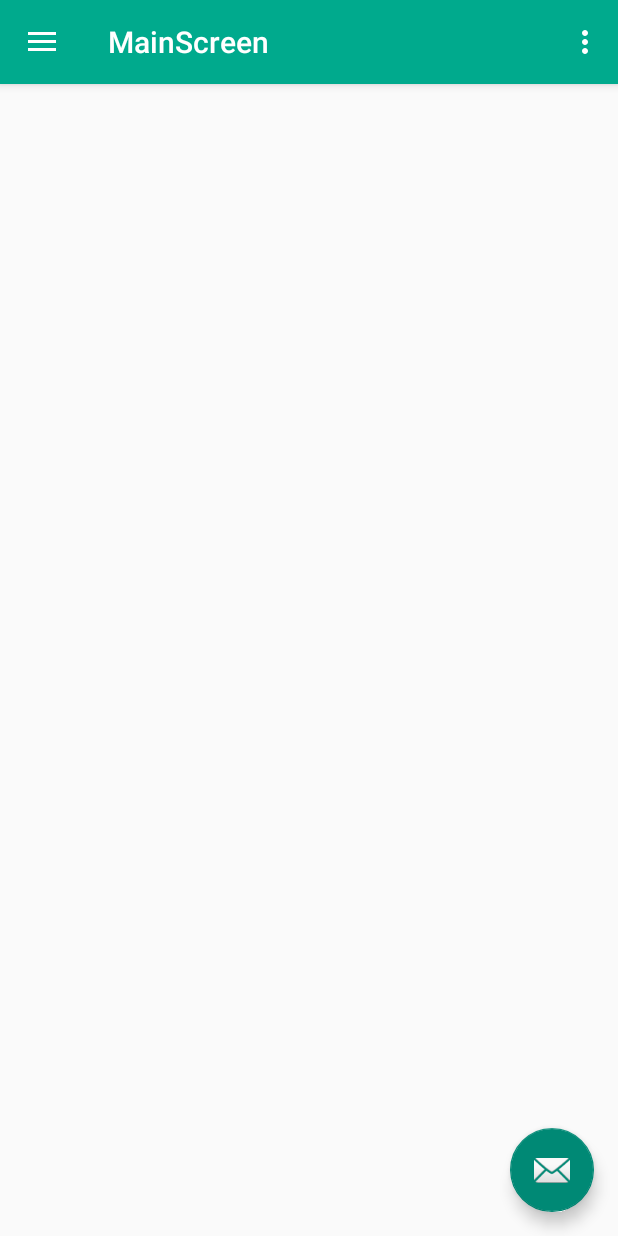
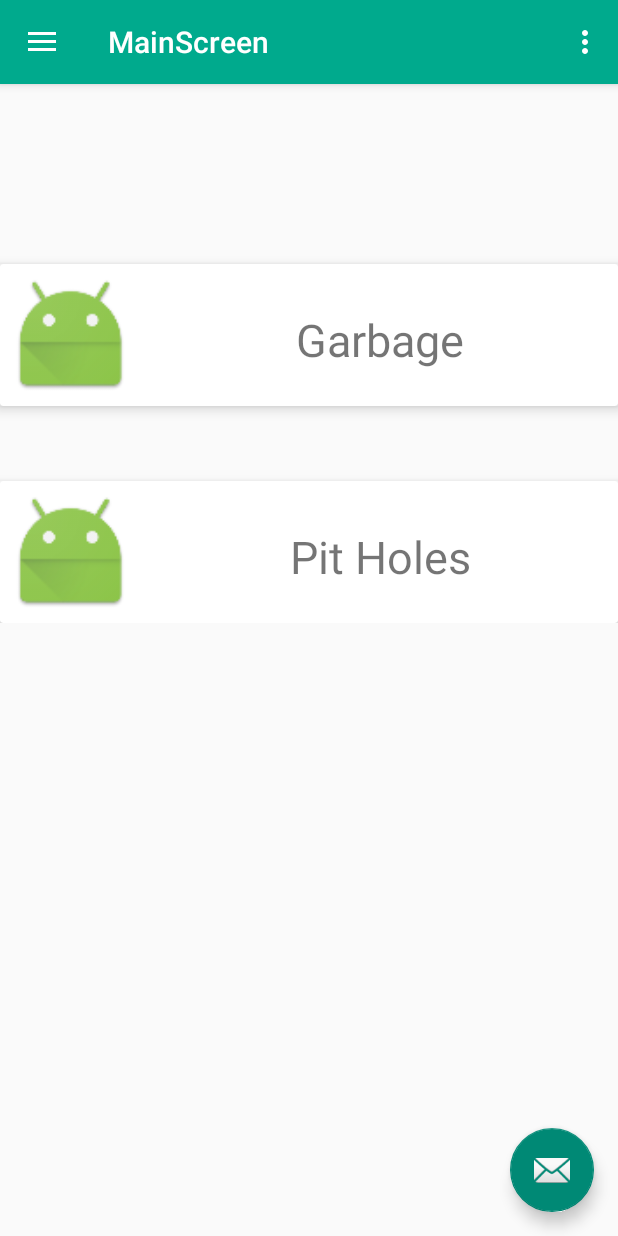
Before and after one commit to anchitgupt/swatch-bharat-solution, an Android app: the screen it shows after launch once a user with an empty profile is signed in (MainScreen), on a phone screen of 412 x 824 dp. Run offline under Robolectric (Android 15) with nearby library versions, the phone set to English and light mode, and no system bars; our stand-ins replace Firebase (no records; nobody signed in at launch, a user with empty details on screens opened directly); libraries missing offline, so code that uses them is left out: dmax.dialog; network calls fail.

Commit message:
Main Screen Issues are added for the following

```diff
--- a/app/build.gradle
+++ b/app/build.gradle
@@ -24,8 +24,6 @@ dependencies {
     androidTestCompile('com.android.support.test.espresso:espresso-core:2.2.2', {
         exclude group: 'com.android.support', module: 'support-annotations'
     })
-
-    compile 'com.android.support.constraint:constraint-layout:1.0.2'
     compile 'com.android.support:appcompat-v7:26.0.0-alpha1'
     compile 'com.android.support:design:26.0.0-alpha1'
     compile 'com.google.firebase:firebase-auth:10.0.1'
@@ -34,6 +32,7 @@ dependencies {
     compile 'com.android.volley:volley:1.0.0'
     compile 'com.github.d-max:spots-dialog:0.7@aar'
     testCompile 'junit:junit:4.12'
+    compile 'com.android.support:cardview-v7:26.0.0-alpha1'
 }
 
 
--- a/app/src/main/java/ateam/com/clean/Data/UserData.java
+++ b/app/src/main/java/ateam/com/clean/Data/UserData.java
@@ -25,4 +25,6 @@ public class UserData {
         this.state = state;
         this.e_mail = e_mail;
     }
+
+
 }
--- a/app/src/main/java/ateam/com/clean/MainScreen.java
+++ b/app/src/main/java/ateam/com/clean/MainScreen.java
@@ -4,6 +4,7 @@ import android.content.Intent;
 import android.net.Uri;
 import android.os.Bundle;
 import android.support.annotation.NonNull;
+import android.support.annotation.Nullable;
 import android.support.design.widget.FloatingActionButton;
 import android.support.design.widget.Snackbar;
 import android.util.Log;
@@ -24,6 +25,7 @@ import com.google.android.gms.tasks.OnFailureListener;
 import com.google.android.gms.tasks.Task;
 import com.google.firebase.auth.FirebaseAuth;
 import com.google.firebase.auth.FirebaseUser;
+import com.google.firebase.auth.UserProfileChangeRequest;
 import com.google.firebase.database.DataSnapshot;
 import com.google.firebase.database.DatabaseError;
 import com.google.firebase.database.DatabaseReference;
@@ -40,6 +42,7 @@ public class MainScreen extends AppCompatActivity
     FirebaseAuth auth;
     FirebaseUser user;
     DatabaseReference reference;
+    String userName;
 
     @Override
     protected void onCreate(Bundle savedInstanceState) {
@@ -70,7 +73,7 @@ public class MainScreen extends AppCompatActivity
         auth = FirebaseAuth.getInstance();
         user = FirebaseAuth.getInstance().getCurrentUser();
         reference = FirebaseDatabase.getInstance().getReference("users");
-        reference.addValueEventListener(this);
+
 
 
         if(user == null){
@@ -104,18 +107,20 @@ public class MainScreen extends AppCompatActivity
         }
 
         //DatabaseReference d = reference.child(id).getDatabase().getReference();
-        String id  = user.getUid();
+        //String id  = user.getUid();
         //DatabaseReference d = reference.child(id).getDatabase().getReference();
 
 
         View header = navigationView.getHeaderView(0);
+
         textViewUserName = (TextView) header.findViewById(R.id.textViewUserName);
         textViewUserNameEmail =(TextView) header.findViewById(R.id.textViewUserNameEmail);
+
         if(user.getEmail() != null || user.getDisplayName() != null) {
-            textViewUserName.setText(user.getDisplayName());
             textViewUserNameEmail.setText(user.getEmail());
         }
 
+        reference.addValueEventListener(this);
     }
 
     @Override
@@ -201,7 +206,14 @@ public class MainScreen extends AppCompatActivity
 
     @Override
     public void onDataChange(DataSnapshot dataSnapshot) {
-
+        String[] user_id = user.getEmail().split("@");
+        dataSnapshot = dataSnapshot.child(user_id[0]);
+        userName = (String) dataSnapshot.child("name").getValue();
+        textViewUserName.setText(userName);
+/*
+        String userName  = String.valueOf(dataSnapshot.child(user_id[0]).child("name"));
+        Log.e("USer",userName);*/
+        Log.e("USer",userName);
     }
 
     @Override
--- a/app/src/main/res/layout/content_main_screen.xml
+++ b/app/src/main/res/layout/content_main_screen.xml
@@ -1,11 +1,94 @@
 <?xml version="1.0" encoding="utf-8"?>
-<android.support.constraint.ConstraintLayout xmlns:android="http://schemas.android.com/apk/res/android"
+<LinearLayout xmlns:android="http://schemas.android.com/apk/res/android"
     xmlns:app="http://schemas.android.com/apk/res-auto"
     xmlns:tools="http://schemas.android.com/tools"
     android:layout_width="match_parent"
-    android:layout_height="match_parent"
+    android:layout_height="wrap_content"
     app:layout_behavior="@string/appbar_scrolling_view_behavior"
     tools:context="ateam.com.clean.MainScreen"
     tools:showIn="@layout/app_bar_main_screen">
 
-</android.support.constraint.ConstraintLayout>
+    <LinearLayout
+        android:orientation="vertical"
+        android:layout_width="match_parent"
+        android:layout_height="wrap_content">
+
+        <android.support.v7.widget.CardView
+            android:layout_width="match_parent"
+            android:layout_height="wrap_content"
+            android:layout_marginTop="120dp"
+            android:elevation="5dp"
+            app:cardElevation="5dp">
+
+            <LinearLayout
+                android:layout_width="match_parent"
+                android:layout_height="match_parent"
+                android:orientation="vertical">
+
+                <LinearLayout
+                    android:layout_width="match_parent"
+                    android:layout_height="wrap_content"
+                    android:orientation="horizontal">
+
+                    <ImageView
+                        android:id="@+id/imageViewGarbage"
+                        android:layout_width="84dp"
+                        android:layout_height="84dp"
+                        android:layout_margin="5dp"
+                        app:srcCompat="@mipmap/ic_launcher" />
+
+                    <TextView
+                        android:id="@+id/textViewGarbage"
+                        android:layout_width="wrap_content"
+                        android:layout_height="wrap_content"
+                        android:layout_marginTop="30dp"
+                        android:layout_weight="0.95"
+                        android:gravity="center_vertical|center_horizontal"
+                        android:text="Garbage"
+                        android:textAlignment="center"
+                        android:textSize="30sp" />
+                </LinearLayout>
+            </LinearLayout>
+        </android.support.v7.widget.CardView>
+
+        <android.support.v7.widget.CardView
+            android:layout_width="match_parent"
+            android:layout_height="wrap_content"
+            android:layout_marginTop="50dp"
+            android:elevation="5dp"
+            app:cardElevation="5dp">
+
+            <LinearLayout
+                android:layout_width="match_parent"
+                android:layout_height="match_parent"
+                android:orientation="vertical">
+
+                <LinearLayout
+                    android:layout_width="match_parent"
+                    android:layout_height="wrap_content"
+                    android:orientation="horizontal">
+
+                    <ImageView
+                        android:id="@+id/imageViewPit"
+                        android:layout_width="84dp"
+                        android:layout_height="84dp"
+                        android:layout_margin="5dp"
+                        app:srcCompat="@mipmap/ic_launcher" />
+
+                    <TextView
+                        android:id="@+id/textViewPit"
+                        android:layout_width="wrap_content"
+                        android:layout_height="wrap_content"
+                        android:layout_marginTop="30dp"
+                        android:layout_weight="0.95"
+                        android:gravity="center_vertical|center_horizontal"
+                        android:text="Pit Holes"
+                        android:textAlignment="center"
+                        android:textSize="30sp" />
+                </LinearLayout>
+            </LinearLayout>
+        </android.support.v7.widget.CardView>
+
+    </LinearLayout>
+
+</LinearLayout>
--- a/app/src/main/res/menu/main_screen.xml
+++ b/app/src/main/res/menu/main_screen.xml
@@ -4,6 +4,7 @@
     <item
         android:id="@+id/logout"
         android:title="Log Out"
+
         />
     <item
         android:id="@+id/action_settings"
```
Also changed, not shown: app/src/main/java/ateam/com/clean/MainActivity.java (+8 -7 lines), app/src/main/java/ateam/com/clean/StateCity/City.java (deleted, +0 -76 lines).
